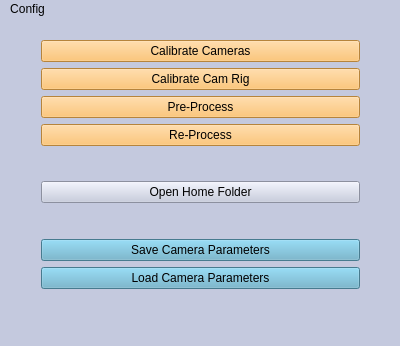
Before: the Qt Designer form SegmentationPreprocessor/mainwindow.ui in yudanaz/masterthesis, drawn with Qt 5.
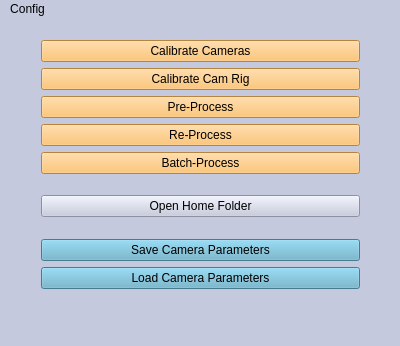
After: the same form once the commit is applied.

Commit message: PREPROC: batch processing of images implemented

The edit to the form file:
```diff
--- a/SegmentationPreprocessor/mainwindow.ui
+++ b/SegmentationPreprocessor/mainwindow.ui
@@ -73,6 +73,16 @@
        </property>
       </widget>
      </item>
+     <item>
+      <widget class="QPushButton" name="pushButton_batchProc">
+       <property name="styleSheet">
+        <string notr="true">background-color: rgb(255, 185, 84)</string>
+       </property>
+       <property name="text">
+        <string>Batch-Process</string>
+       </property>
+      </widget>
+     </item>
      <item>
       <spacer name="verticalSpacer_2">
        <property name="orientation">
```
Left out of the diff: 2 changed lines with no effect on the pictures. The commit also changes 20 other files.
